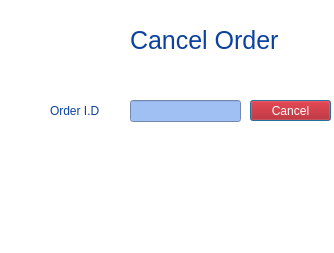
Before: the Qt Designer form Bhitti/cancelorder.ui in BigyaDhungana/Bhitti_v2, drawn with Qt 5.
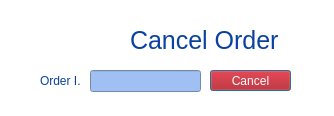
After: the same form once the commit is applied. Icons and pictures are not drawn.

What changed in the file:
```diff
--- a/Bhitti/cancelorder.ui
+++ b/Bhitti/cancelorder.ui
@@ -7,7 +7,7 @@
     <x>0</x>
     <y>0</y>
     <width>334</width>
-    <height>253</height>
+    <height>116</height>
    </rect>
   </property>
   <property name="windowTitle">
@@ -63,9 +63,9 @@
   <widget class="QLabel" name="label_2">
    <property name="geometry">
     <rect>
-     <x>50</x>
-     <y>100</y>
-     <width>71</width>
+     <x>40</x>
+     <y>70</y>
+     <width>41</width>
      <height>21</height>
     </rect>
    </property>
@@ -82,14 +82,14 @@
 font: 9pt &quot;Segoe UI&quot;;</string>
    </property>
    <property name="text">
-    <string>Order I.D</string>
+    <string>Order I.D:</string>
    </property>
   </widget>
   <widget class="QLineEdit" name="l_orderid">
    <property name="geometry">
     <rect>
-     <x>130</x>
-     <y>100</y>
+     <x>90</x>
+     <y>70</y>
      <width>111</width>
      <height>22</height>
     </rect>
@@ -101,8 +101,8 @@
   <widget class="QPushButton" name="Cancel">
    <property name="geometry">
     <rect>
-     <x>250</x>
-     <y>100</y>
+     <x>210</x>
+     <y>70</y>
      <width>81</width>
      <height>21</height>
     </rect>
```
